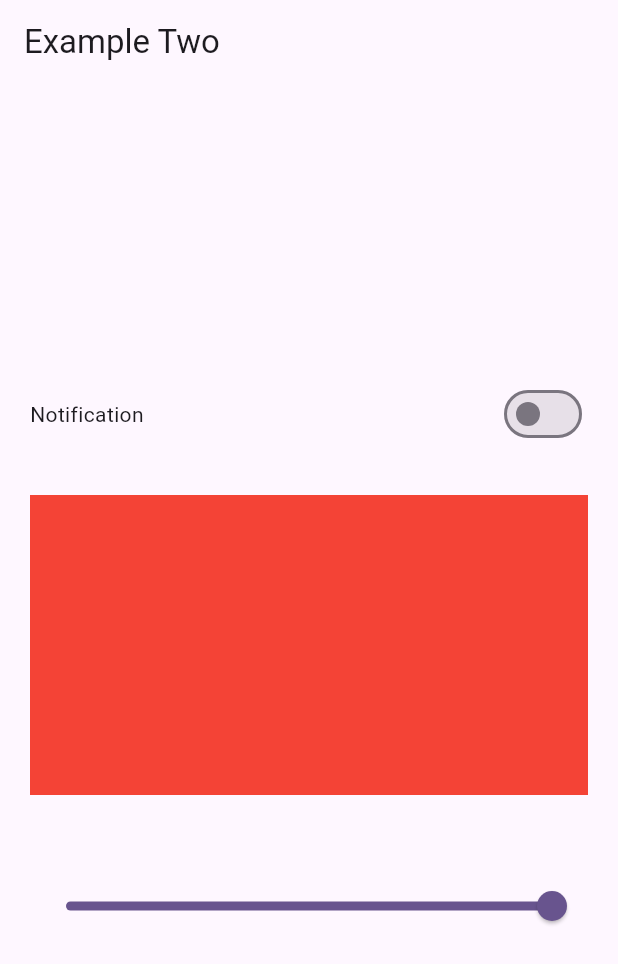
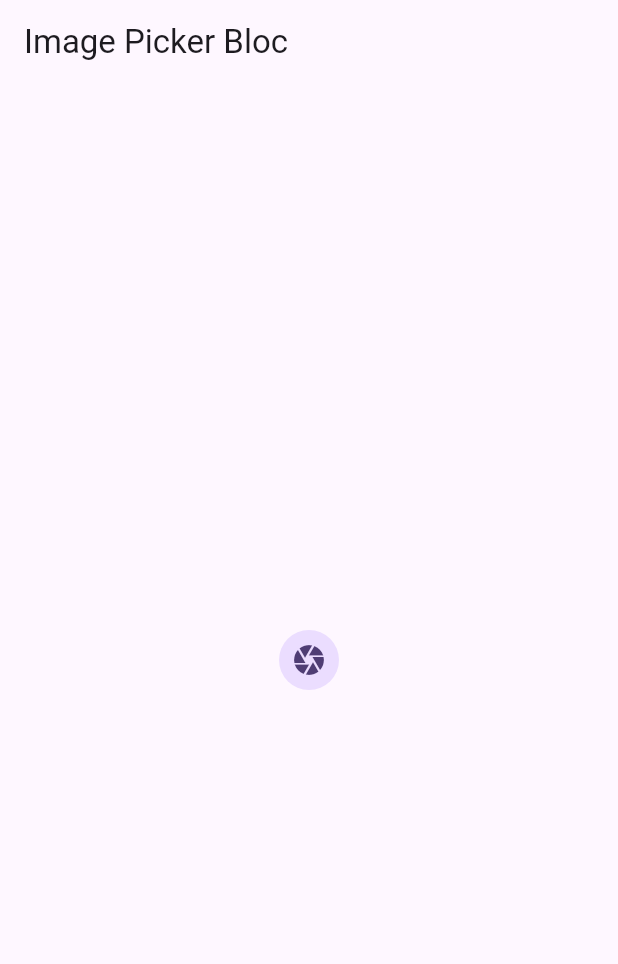
Before and after one commit to Mdnayeemahmed/bloc_example, a Flutter app: the screen it shows after launch, on a phone screen of 412 x 824 dp. Shown: the top 964 px of the screen. Run offline on Flutter 3.47's test engine with Material 3 defaults, Android fonts, the phone set to English and light mode, and no system bars; our stand-ins replace bloc, equatable, flutter_bloc, image_picker.

Commit message:
Image Picker Added

```diff
--- /dev/null
+++ b/lib/bloc/image_picker/image_picker__bloc.dart
@@ -0,0 +1,27 @@
+import 'package:bloc/bloc.dart';
+import 'package:image_picker/image_picker.dart';
+import 'package:untitled5/ui/utils/image_picker_utils.dart';
+
+import 'image_picker__event.dart';
+import 'image_picker__state.dart';
+
+
+
+class ImagePickerBloc extends Bloc<ImagePickerEvent, ImagePickerState> {
+  final ImagePickerUtils imagePickerUtils;
+
+  ImagePickerBloc(this.imagePickerUtils) : super(ImagePickerState()) {
+    on<CameraCapture>(cameraCapture);
+    on<ImagePickFromGallery>(galleryPick);
+  }
+
+
+  Future<void> cameraCapture(CameraCapture event,Emitter<ImagePickerState> states) async {
+    XFile? file=await imagePickerUtils.cameraCapture();
+    emit(state.copyWith(file: file));
+  }
+  Future<void> galleryPick(ImagePickFromGallery event,Emitter<ImagePickerState> states) async {
+    XFile? file=await imagePickerUtils.gallaryCapture();
+    emit(state.copyWith(file: file));
+  }
+}
--- /dev/null
+++ b/lib/bloc/image_picker/image_picker__event.dart
@@ -0,0 +1,12 @@
+import 'package:equatable/equatable.dart';
+
+abstract class ImagePickerEvent extends Equatable {
+  const ImagePickerEvent();
+
+  @override
+  List<Object> get props => [];
+}
+
+class ImagePickFromGallery extends ImagePickerEvent {}
+
+class CameraCapture extends ImagePickerEvent {}
--- /dev/null
+++ b/lib/bloc/image_picker/image_picker__state.dart
@@ -0,0 +1,23 @@
+import 'package:equatable/equatable.dart';
+import 'package:image_picker/image_picker.dart';
+
+class ImagePickerState extends Equatable{
+  final XFile? file;
+
+
+
+  const ImagePickerState({
+    this.file
+});
+
+  ImagePickerState copyWith({ XFile? file}){
+    return ImagePickerState(
+      file: file?? this.file
+    );
+  }
+
+
+
+  @override
+  List<Object?> get props => [file];
+}
--- a/lib/bloc/swicher_example/switch_example_event.dart
+++ b/lib/bloc/swicher_example/switch_example_event.dart
@@ -1,8 +1,8 @@
 import 'package:equatable/equatable.dart';
 
 
-abstract class SwitchExampleEvent{
-  SwitchExampleEvent();
+abstract class SwitchExampleEvent extends Equatable{
+  const SwitchExampleEvent();
   @override
   List<Object> get props => [];
 }
--- a/lib/main.dart
+++ b/lib/main.dart
@@ -1,7 +1,10 @@
 import 'package:flutter/material.dart';
 import 'package:flutter_bloc/flutter_bloc.dart';
 import 'package:untitled5/bloc/counter/counter_bloc.dart';
+import 'package:untitled5/bloc/image_picker/image_picker__bloc.dart';
 import 'package:untitled5/bloc/swicher_example/switch_example_bloc.dart';
+import 'package:untitled5/ui/image_picker/image_picker_screen.dart';
+import 'package:untitled5/ui/utils/image_picker_utils.dart';
 
 import 'ui/switch/switch_example_screen.dart';
 
@@ -15,31 +18,21 @@ class MyApp extends StatelessWidget {
   // This widget is the root of your application.
   @override
   Widget build(BuildContext context) {
-    return BlocProvider(create: (_) => SwitchExampleBloc(),
+    return MultiBlocProvider(
+      providers: [
+        BlocProvider(create: (_) => SwitchExampleBloc(),
+        ),
+        BlocProvider(
+          create: (_) => ImagePickerBloc(ImagePickerUtils()),
+        ),
+      ],
       child: MaterialApp(
         title: 'Flutter Demo',
         theme: ThemeData(
-
-          // This is the theme of your application.
-          //
-          // TRY THIS: Try running your application with "flutter run". You'll see
-          // the application has a purple toolbar. Then, without quitting the app,
-          // try changing the seedColor in the colorScheme below to Colors.green
-          // and then invoke "hot reload" (save your changes or press the "hot
-          // reload" button in a Flutter-supported IDE, or press "r" if you used
-          // the command line to start the app).
-          //
-          // Notice that the counter didn't reset back to zero; the application
-          // state is not lost during the reload. To reset the state, use hot
-          // restart instead.
-          //
-          // This works for code too, not just values: Most code changes can be
-          // tested with just a hot reload.
           colorScheme: ColorScheme.fromSeed(seedColor: Colors.deepPurple),
           useMaterial3: true,
-
         ),
-        home: const SwitchExampleScreen(),
+        home: const ImagePickerScreen(),
       ),
     );
   }
--- /dev/null
+++ b/lib/ui/image_picker/image_picker_screen.dart
@@ -0,0 +1,42 @@
+import 'dart:io';
+
+import 'package:flutter/material.dart';
+import 'package:flutter_bloc/flutter_bloc.dart';
+import 'package:untitled5/bloc/image_picker/image_picker__bloc.dart';
+import 'package:untitled5/bloc/image_picker/image_picker__event.dart';
+import 'package:untitled5/bloc/image_picker/image_picker__state.dart';
+
+class ImagePickerScreen extends StatefulWidget {
+  const ImagePickerScreen({super.key});
+
+  @override
+  State<ImagePickerScreen> createState() => _ImagePickerScreenState();
+}
+
+class _ImagePickerScreenState extends State<ImagePickerScreen> {
+  @override
+  Widget build(BuildContext context) {
+    return Scaffold(
+      appBar: AppBar(
+        title: Text("Image Picker Bloc"),
+      ),
+      body: Center(
+        child: BlocBuilder<ImagePickerBloc, ImagePickerState>(
+            builder: (context, state) {
+          if (state.file == null) {
+            return InkWell(
+              onTap: () {
+                context.read<ImagePickerBloc>().add(CameraCapture());
+              },
+              child: CircleAvatar(
+                child: Icon(Icons.camera),
+              ),
+            );
+          } else {
+            return Image.file(File(state.file!.path.toString()));
+          }
+        }),
+      ),
+    );
+  }
+}
--- /dev/null
+++ b/lib/ui/utils/image_picker_utils.dart
@@ -0,0 +1,15 @@
+import 'package:image_picker/image_picker.dart';
+
+class ImagePickerUtils {
+  final ImagePicker _picker = ImagePicker();
+
+  Future<XFile?> cameraCapture() async {
+    final XFile? file = await _picker.pickImage(source: ImageSource.camera);
+    return file;
+  }
+
+  Future<XFile?> gallaryCapture() async {
+    final XFile? file = await _picker.pickImage(source: ImageSource.gallery);
+    return file;
+  }
+}
--- a/pubspec.yaml
+++ b/pubspec.yaml
@@ -38,6 +38,7 @@ dependencies:
   flutter_bloc: ^8.1.6
   bloc: ^8.1.4
   equatable: ^2.0.5
+  image_picker: ^1.1.2
 
 dev_dependencies:
   flutter_test:
```
Also changed, not shown: pubspec.lock, 1 other file.
